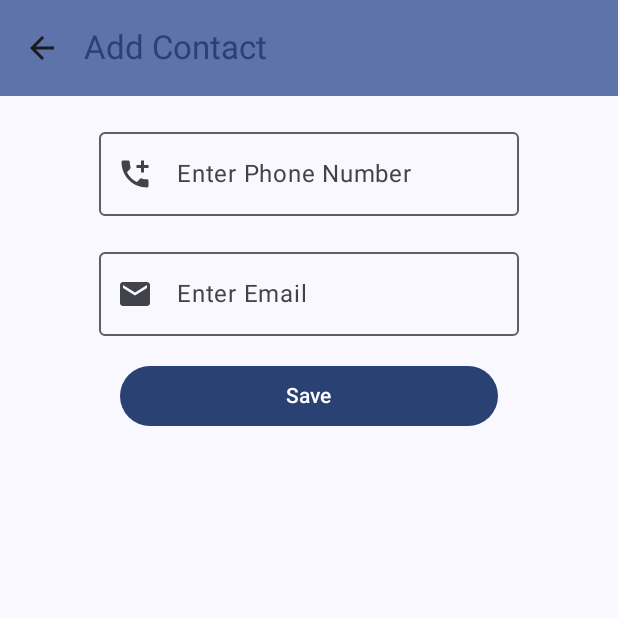
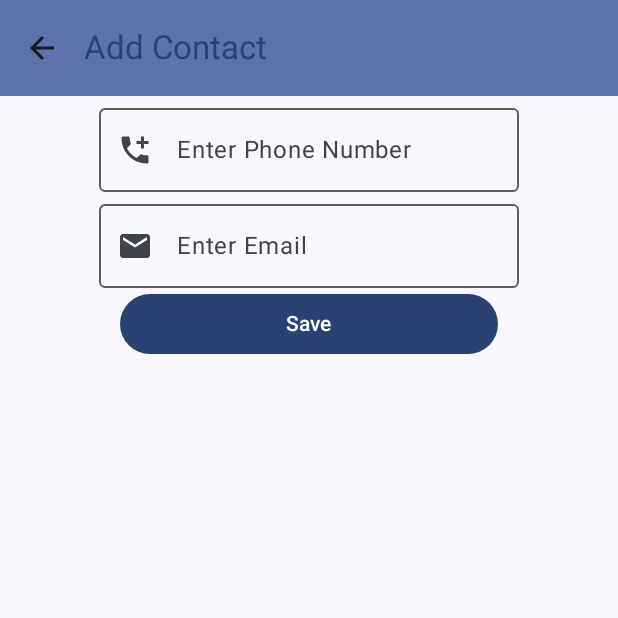
Before and after one commit to AD-RT/MyContactApp, an Android app built with Jetpack Compose: the AddContactUI screen opened through its navigation route, on a phone screen of 412 x 824 dp, the top half of it. Run offline under Robolectric (Android 15) with nearby library versions, the phone set to English and light mode, and no system bars; our stand-ins replace Dagger/Hilt's generated code; 1 statement that could not run was skipped.

Commit message:
improved ui

```diff
--- a/app/src/main/java/com/example/mycontact/presentation/screens/AddContactUI.kt
+++ b/app/src/main/java/com/example/mycontact/presentation/screens/AddContactUI.kt
@@ -76,7 +76,7 @@ fun AddContactUI(modifier: Modifier = Modifier,
             .padding(innerPadding),
 //            .verticalScroll(rememberScrollState()),
             horizontalAlignment = Alignment.CenterHorizontally,
-            verticalArrangement = Arrangement.spacedBy(16.dp),
+            verticalArrangement = Arrangement.Center
 
         ) {
 //            Spacer(modifier=Modifier.height(16.dp))
```
